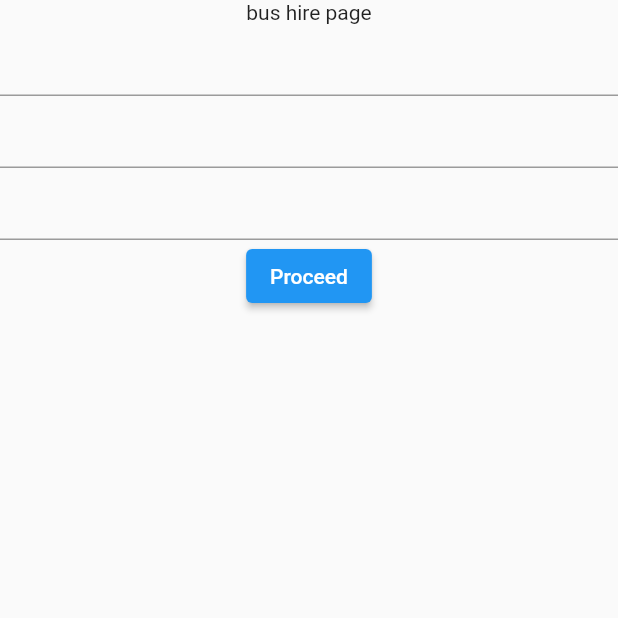
After one commit to Ncjustus123/bkingxxs, a Flutter app: the DashboardPage screen opened by its route, after a tap on "Hire a bus", on a phone screen of 412 x 824 dp, the top half of it. The commit adds this screen. Run offline on Flutter 3.47's test engine with Material 2 defaults, Android fonts, the phone set to English and light mode, and no system bars; our stand-ins replace flutter_easyloading, shared_preferences; accounts and stored records are empty; network calls fail.

Commit message:
work started on hire bus

```diff
--- a/lib/main.dart
+++ b/lib/main.dart
@@ -1,3 +1,4 @@
+import 'package:Libmot_Mobile/repository/hire_bus_repository.dart';
 import 'package:Libmot_Mobile/repository/user_repository.dart';
 import 'package:flutter/material.dart';
 import 'package:provider/provider.dart';
@@ -20,6 +21,9 @@ class MyApp extends StatelessWidget {
         ChangeNotifierProvider(
           create: (_) => BookingRepository(),
         ),
+        ChangeNotifierProvider(
+          create: (_) => HireBusRepository(),
+        ),
       ],
       child: MaterialApp(
         title: "Libmot Mobile",
--- /dev/null
+++ b/lib/models/hire_bus_model.dart
@@ -0,0 +1,53 @@
+class HireBusModel {
+  String firstName;
+  String lastName;
+  String middleName;
+  String gender;
+  String email;
+  String phoneNumber;
+  String address;
+  String nextOfKinName;
+  String nextOfKinPhoneNumber;
+  int numberOfBuses;
+  String requestDate;
+  String departureDate;
+  String departure;
+  String destination;
+
+  HireBusModel({
+    this.firstName,
+    this.lastName,
+    this.middleName,
+    this.gender,
+    this.email,
+    this.phoneNumber,
+    this.address,
+    this.nextOfKinName,
+    this.nextOfKinPhoneNumber,
+    this.numberOfBuses,
+    this.requestDate,
+    this.departureDate,
+    this.departure,
+    this.destination,
+  });
+
+  Map<String, dynamic> toJson() {
+    final Map<String, dynamic> data = new Map<String, dynamic>();
+    data['firstName'] = this.firstName;
+    data['lastName'] = this.lastName;
+    data['middleName'] = this.middleName;
+    data['gender'] = this.gender;
+    data['email'] = this.email;
+    data['phoneNumber'] = this.phoneNumber;
+    data['address'] = this.address;
+    data['nextOfKinName'] = this.nextOfKinName;
+    data['nextOfKinPhoneNumber'] = this.nextOfKinPhoneNumber;
+    data['numberOfBuses'] = this.numberOfBuses;
+    data['departureDate'] = this.departureDate;
+    data['departure'] = this.departure;
+    data['departure'] = this.departure;
+    data['destination'] = this.destination;
+
+    return data;
+  }
+}
--- /dev/null
+++ b/lib/repository/hire_bus_repository.dart
@@ -0,0 +1,7 @@
+import 'package:Libmot_Mobile/models/hire_bus_model.dart';
+import 'package:flutter/foundation.dart';
+import 'package:provider/provider.dart';
+
+class HireBusRepository with ChangeNotifier {
+  HireBusModel hireBus = HireBusModel();
+}
--- a/lib/routes.dart
+++ b/lib/routes.dart
@@ -5,6 +5,7 @@ import 'view/initial_page.dart';
 import 'view/welcome_page.dart';
 import 'view/dashboard_page.dart';
 import 'view/login_page.dart';
+import 'view/bus_hire_page.dart';
 
 Route routes(RouteSettings settings) {
   switch (settings.name) {
@@ -43,6 +44,11 @@ Route routes(RouteSettings settings) {
         return MaterialPageRoute(builder: (context) => BookASeatPage());
       }
       break;
+    case "/busHire":
+      {
+        return MaterialPageRoute(builder: (context) => BusHirePage());
+      }
+      break;
     default:
       {
         // return MaterialPageRoute(builder: (context) => DashBoard());  //404 page
--- /dev/null
+++ b/lib/view/bus_hire_page.dart
@@ -0,0 +1,96 @@
+import 'package:Libmot_Mobile/repository/hire_bus_repository.dart';
+import 'package:flutter/material.dart';
+import 'package:intl/intl.dart';
+import 'package:provider/provider.dart';
+
+class BusHirePage extends StatelessWidget {
+  final _formKeyBusHire = GlobalKey<FormState>();
+  final fromController = TextEditingController();
+  final toController = TextEditingController();
+  final dateController = TextEditingController();
+
+  HireBusRepository hireBus;
+
+  @override
+  Widget build(BuildContext context) {
+    hireBus = Provider.of<HireBusRepository>(context);
+
+    return Scaffold(
+        body: Center(
+      child: Column(
+        children: [
+          Text("bus hire page"),
+          Form(
+            key: _formKeyBusHire,
+            child: Column(
+              children: [
+                fromField(),
+                toField(),
+                dateField(context),
+                proceedButton(),
+              ],
+            ),
+          ),
+        ],
+      ),
+    ));
+  }
+
+  fromField() {
+    return TextFormField(
+      controller: fromController,
+      validator: (value) {
+        if (value.isEmpty) {
+          return 'Please input a departure address';
+        }
+        return null;
+      },
+    );
+  }
+
+  toField() {
+    return TextFormField(
+      controller: toController,
+      validator: (value) {
+        if (value.isEmpty) {
+          return 'Please input a destination address';
+        }
+        return null;
+      },
+      onTap: () {},
+    );
+  }
+
+  dateField(context) {
+    final now = DateTime.now();
+    return TextFormField(
+      readOnly: true,
+      controller: dateController,
+      validator: (value) {
+        if (value.isEmpty) {
+          return 'Please select departure date';
+        }
+        return null;
+      },
+      onTap: () async {
+        DateTime selectedTime = await showDatePicker(
+            context: context,
+            initialDate: now.add(Duration(days: 1)), //tomorrow initial date
+            firstDate: now,
+            lastDate: now.add(Duration(days: 14)), //open for only two weeks
+            helpText: "Select travelling date");
+
+        dateController.text = '${DateFormat('yMMMd').format(selectedTime)}';
+      },
+    );
+  }
+
+  proceedButton() {
+    return ElevatedButton(
+      child: Text("Proceed"),
+      onPressed: () {
+        // hireBus.hireBus.
+      },
+    );
+  }
+}
--- a/lib/view/dashboard_page.dart
+++ b/lib/view/dashboard_page.dart
@@ -5,46 +5,53 @@ import 'package:provider/provider.dart';
 
 class DashboardPage extends StatelessWidget {
   static final getTicketPage = "/bookASeat";
+  static final busHirePage = "/busHire";
+
+  GlobalKey<ScaffoldState> _scaffoldKey = new GlobalKey<ScaffoldState>();
+
   @override
   Widget build(BuildContext context) {
     final user = Provider.of<UserRepository>(context);
 
     return Scaffold(
+        key: _scaffoldKey,
         body: SafeArea(
           child: Center(
             child: Column(
               children: [
                 Text("DashboardPage"),
-            getTicket(context),
-            // hireBus(),
+                ElevatedButton(
+                  child: Text("Get a Ticket"),
+                  onPressed: () =>
+                      Navigator.of(context).pushNamed(getTicketPage),
+                ),
+                ElevatedButton(
+                    child: Text("Hire a bus"),
+                    onPressed: () {
+                      Navigator.of(context).pushNamed(busHirePage);
+                    }),
+                ElevatedButton(
+                    child: Text("Libmot Drive"),
+                    onPressed: () {
+                      // _scaffoldKey.currentState.showSnackBar(
+                      //   SnackBar(
+                      //     content: Text('A SnackBar has been shown.'),
+                      //   ),
+                      // );
+                      // print("snackbar shown");
+
+                      // final snackBar = SnackBar(
+                      //   content: Text('Libmot Drive Coming soon!'),
+                      //   //backgroundColor: Colors.deepOrangeAccent,
+                      // );
+                      // _scaffoldKey.currentState.showSnackBar(snackBar);
+                    }),
+                //hireBus(),
                 // becomeAgent(),
                 // corperWee(),
                 // openExpress(),
-            // libmotDrive(),
-            logOut(user, context),
-          ],
-        ),
-      ),
-    ));
-  }
-
-  Widget getTicket(context) {
-    return ElevatedButton(
-      child: Text("Get a Ticket"),
-      onPressed: () => Navigator.of(context).pushNamed(getTicketPage),
-    );
-  }
-
-  Widget hireBus() {}
-
-  Widget becomeAgent() {}
-
-  Widget corperWee() {}
-  Widget openExpress() {}
-  Widget libmotDrive() {}
-
-  Widget logOut(user, context) {
-    return ElevatedButton(
+                // libmotDrive(context),
+                ElevatedButton(
                   child: Text("Log out"),
                   onPressed: () {
                     user.logout();
@@ -52,6 +59,44 @@ class DashboardPage extends StatelessWidget {
                       Navigator.of(context).pushNamed("/welcome");
                     }
                   },
-    );
+                ),
+              ],
+            ),
+          ),
+        ));
   }
+
+  // Widget getTicket(context) {
+
+  // }
+
+  // Widget hireBus() {}
+
+  // Widget becomeAgent() {}
+
+  // Widget corperWee() {}
+  // Widget openExpress() {}
+
+  // Widget libmotDrive(context) {
+  //   return ElevatedButton(
+  //       child: Text("Libmot Drive"),
+  //       onPressed: () {
+  //         // _scaffoldKey.currentState.showSnackBar(
+  //         //   SnackBar(
+  //         //     content: Text('A SnackBar has been shown.'),
+  //         //   ),
+  //         // );
+  //         // print("snackbar shown");
+
+  //         // final snackBar = SnackBar(
+  //         //   content: Text('Libmot Drive Coming soon!'),
+  //         //   //backgroundColor: Colors.deepOrangeAccent,
+  //         // );
+  //         // _scaffoldKey.currentState.showSnackBar(snackBar);
+  //       });
+  // }
+
+  // Widget logOut(user, context) {
+  //   return
+  // }
 }
--- a/lib/view/initial_page.dart
+++ b/lib/view/initial_page.dart
@@ -12,17 +12,27 @@ class InitialPage extends StatelessWidget {
   @override
   Widget build(BuildContext context) {
     final user = Provider.of<UserRepository>(context);
+
     user.checkLogin();
     switch (user.loggedInStatus) {
       case LoggedInStatus.LoggedIn:
+        //Navigator.of(context).pushNamed(dashboardRoute);
         return DashboardPage();
         break;
       case LoggedInStatus.LoggedOut:
+        //Navigator.of(context).pushNamed(dashboardRoute);
         return WelcomePage();
-      default:
-        return Waiting();
+        break;
+      case LoggedInStatus.Unknown:
+        Waiting();
         break;
     }
+
+    return Scaffold(
+      body: Container(
+        color: Colors.red,
+      ),
+    );
   }
 }
 
--- a/pubspec.yaml
+++ b/pubspec.yaml
@@ -32,6 +32,7 @@ dependencies:
   shared_preferences: ^0.5.12+4
   http: ^0.12.2
   flutter_easyloading: ^2.2.2
+  intl: ^0.16.0
 
 
 
```
Also changed, not shown: pubspec.lock. Lines whose indentation alone changed are shown as unchanged.
